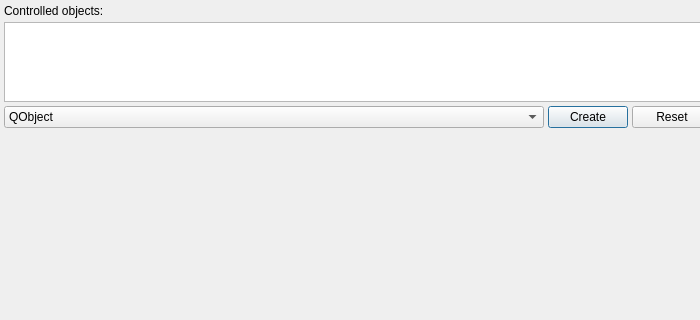
Gris87/ObjectController, file src/main/mainwindow.ui: the form before one commit; both pictures show x 0 to 700 and y 0 to 320 of the 800 by 600 pixel window.
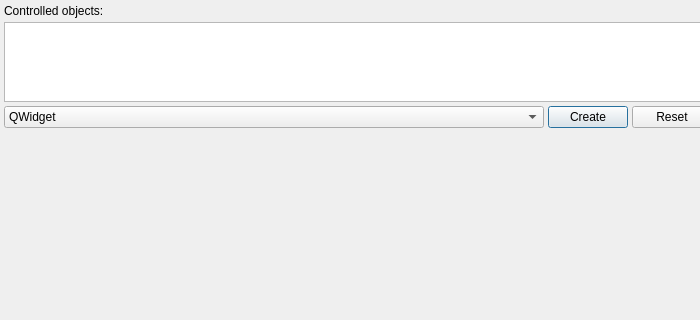
The form after the commit. Custom widgets are drawn as their Qt base class.

The edit to the form file:
```diff
--- a/src/main/mainwindow.ui
+++ b/src/main/mainwindow.ui
@@ -63,6 +63,9 @@
           <verstretch>0</verstretch>
          </sizepolicy>
         </property>
+        <property name="currentIndex">
+         <number>1</number>
+        </property>
         <item>
          <property name="text">
           <string>QObject</string>
```
